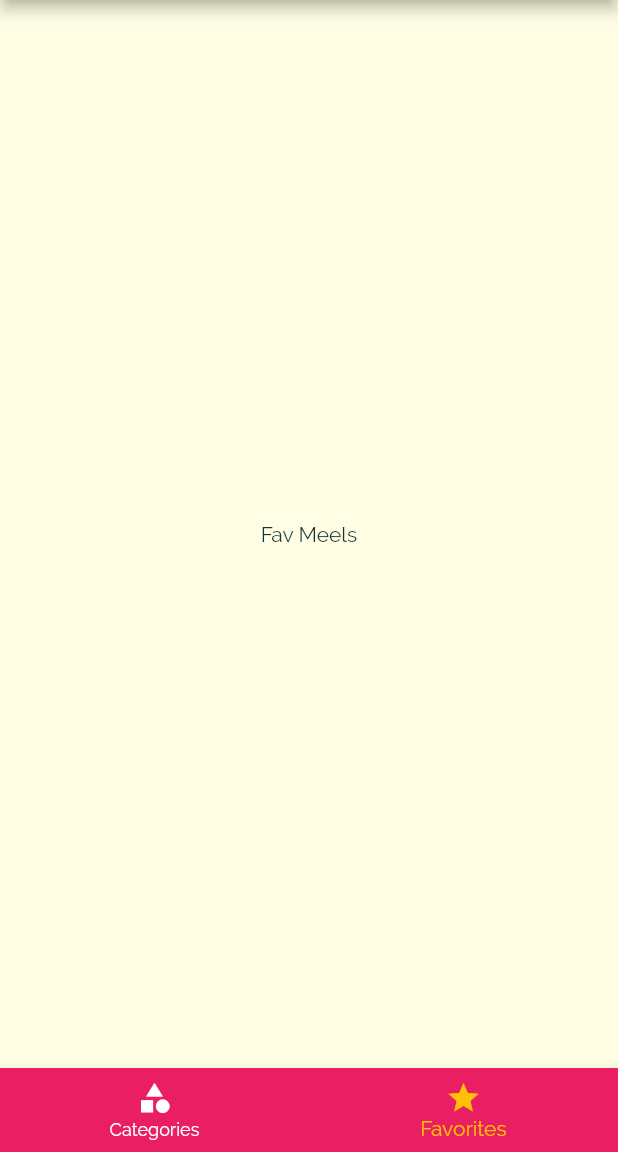
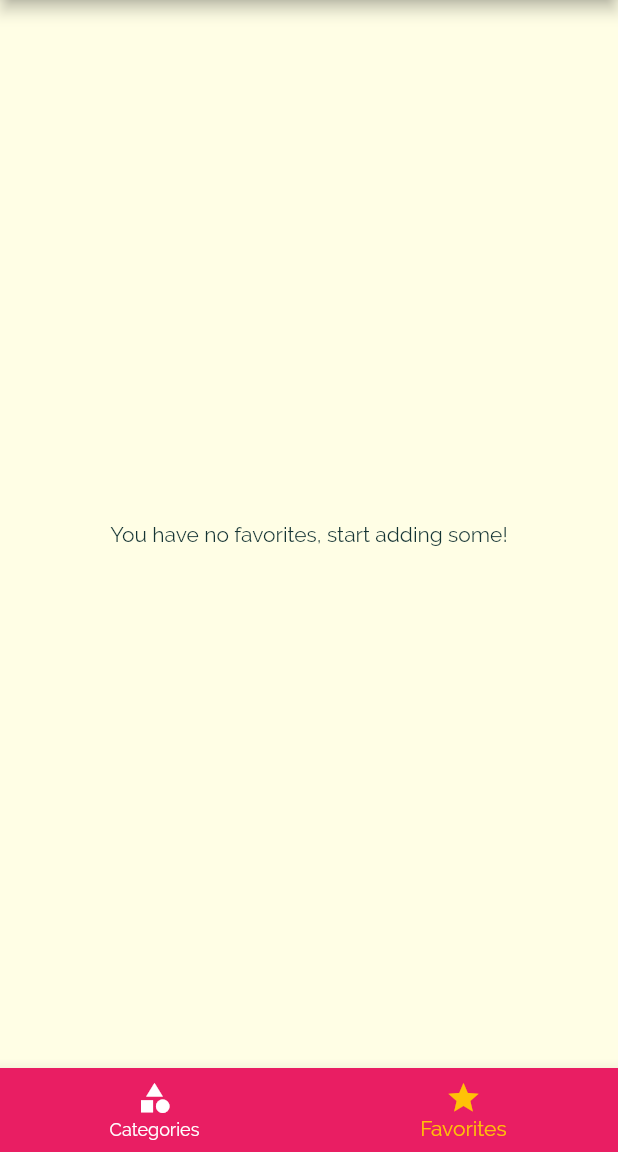
Before and after one commit to arnab/flutter_playground_meals_app, a Flutter app: the screen it shows after launch, item 2 of the bottom bar chosen, on a phone screen of 412 x 824 dp, the part 84-1236 px from its top. Run offline on Flutter 3.47's test engine with Material 2 defaults, Android fonts, the phone set to English and light mode, and no system bars.

Commit message:
favoriting meals and showing favorites

```diff
--- a/lib/main.dart
+++ b/lib/main.dart
@@ -35,6 +35,7 @@ class _MyAppState extends State<MyApp> {
   };
 
   List<Meal> _availableMeals = allMeals;
+  List<Meal> _favoriteMeals = [];
 
   void _setFilters(Map<String, bool> newFilters) {
     setState(() {
@@ -92,9 +93,9 @@ class _MyAppState extends State<MyApp> {
         ),
       ),
       routes: {
-        '/': (ctx) => const TabBarScreen(),
+        '/': (ctx) => TabBarScreen(_favoriteMeals),
         ListMealsScreen.routeName: (ctx) => ListMealsScreen(_availableMeals),
-        ShowMealScreen.routeName: (ctx) => const ShowMealScreen(),
+        ShowMealScreen.routeName: (ctx) => ShowMealScreen(_toggleFavorite, _isMealFavorite),
         FiltersScreen.routeName: (ctx) => FiltersScreen(_setFilters, _filters),
       },
       onUnknownRoute: (settings) {
@@ -112,4 +113,21 @@ class _MyAppState extends State<MyApp> {
       },
     );
   }
+
+  void _toggleFavorite(String mealId) {
+    final i = _favoriteMeals.indexWhere((m) => m.id == mealId);
+    if (i >= 0) {
+      setState(() {
+        _favoriteMeals.removeAt(i);
+      });
+    } else {
+      setState(() {
+        _favoriteMeals.add(allMeals.firstWhere((m) => m.id == mealId));
+      });
+    }
+  }
+
+  bool _isMealFavorite(String mealId) {
+    return _favoriteMeals.any((m) => m.id == mealId);
+  }
 }
--- a/lib/widgets/screens/favorite_meals_screen.dart
+++ b/lib/widgets/screens/favorite_meals_screen.dart
@@ -1,11 +1,26 @@
 import 'package:flutter/material.dart';
 
+import '../../models/meal.dart';
+import '../list_meal_item.dart';
+
 class FavoriteMealsScreen extends StatelessWidget {
-  const FavoriteMealsScreen({Key? key}) : super(key: key);
+  final List<Meal> _favoriteMeals;
+
+  const FavoriteMealsScreen(this._favoriteMeals, {Key? key}) : super(key: key);
 
   @override
   Widget build(BuildContext context) {
-    return const Center(child: Text('Fav Meels'),
+    if (_favoriteMeals.isEmpty) {
+      return const Center(
+        child: Text('You have no favorites, start adding some!'),
+      );
+    }
+
+    return ListView.builder(
+      itemBuilder: (ctx, i) {
+        return ListMealItem(_favoriteMeals[i]);
+      },
+      itemCount: _favoriteMeals.length,
     );
   }
 }
--- a/lib/widgets/screens/tab_bar_screen.dart
+++ b/lib/widgets/screens/tab_bar_screen.dart
@@ -1,12 +1,14 @@
 import 'package:flutter/material.dart';
-import 'package:flutter_playground_meals_app/main.dart';
 import 'package:flutter_playground_meals_app/widgets/screens/favorite_meals_screen.dart';
 import 'package:flutter_playground_meals_app/widgets/screens/list_categories_screen.dart';
 
+import '../../models/meal.dart';
 import '../main_drawer.dart';
 
 class TabBarScreen extends StatefulWidget {
-  const TabBarScreen({Key? key}) : super(key: key);
+  final List<Meal> _favoriteMeals;
+
+  const TabBarScreen(this._favoriteMeals, {Key? key}) : super(key: key);
 
   @override
   State<TabBarScreen> createState() => _TabBarScreenState();
@@ -14,10 +16,23 @@ class TabBarScreen extends StatefulWidget {
 
 class _TabBarScreenState extends State<TabBarScreen> {
   int _selectedTabIndex = 0;
-  final List<Map<String, Object>> _screens = const [
-    {'screen': ListCategoriesScreen(), 'title': 'Categories'},
-    {'screen': FavoriteMealsScreen(), 'title': 'Favorites'},
-  ];
+  late List<Map<String, Object>> _screens;
+
+  @override
+  void initState() {
+    _screens = [
+      {
+        'screen': const ListCategoriesScreen(),
+        'title': 'Categories',
+      },
+      {
+        'screen': FavoriteMealsScreen(widget._favoriteMeals),
+        'title': 'Favorites',
+      },
+    ];
+
+    super.initState();
+  }
 
   @override
   Widget build(BuildContext context) {
```
Also changed, not shown: lib/widgets/screens/show_meal_screen.dart (+11 -2 lines).
